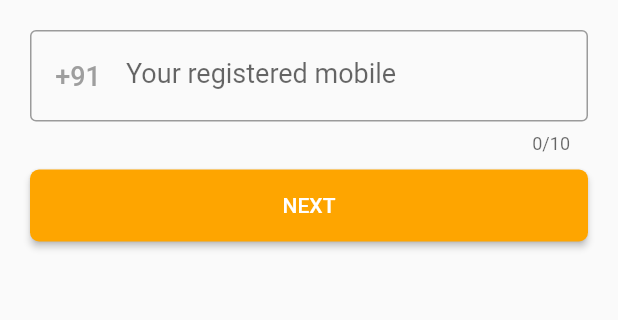
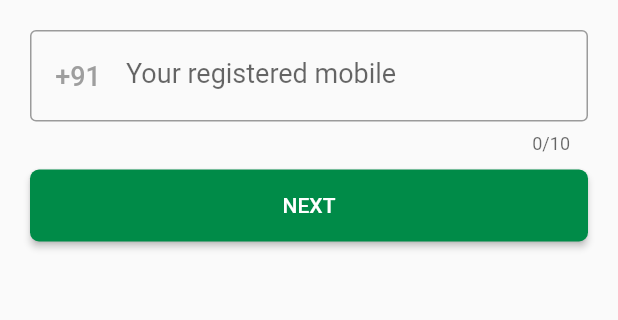
Before and after one commit to JayeshPatil18/Intern-1, a Flutter app: the screen it shows after launch, after a tap on "LOGIN", after a tap on "REGISTER", on a phone screen of 412 x 824 dp, the part 84-404 px from its top. Run offline on Flutter 3.47's test engine with Material 2 defaults, Android fonts, the phone set to English and light mode, and no system bars; drawn by our look-alikes of country_code_picker; network calls fail.

Commit message:
final commit

```diff
--- a/lib/constants/colors.dart
+++ b/lib/constants/colors.dart
@@ -1,7 +1,7 @@
 import 'package:flutter/material.dart';
 
 const primaryColor = Color(0xFFFFFFFF);
-const secondaryColor = Color(0xFFfea500);
+const secondaryColor = Color(0xFF008b48);
 const greyColor = Color(0xFF9d9d9d);
 const lightGreyColor = Color(0xFFe9e9e9);
-const cardColor = Color(0xFFfeeeb1);
+const cardColor = Color.fromARGB(255, 150, 233, 193);
--- a/lib/screens/login_screen.dart
+++ b/lib/screens/login_screen.dart
@@ -30,11 +30,7 @@ class _LoginScreenState extends State<LoginScreen> {
           child: Column(
             mainAxisAlignment: MainAxisAlignment.center,
             children: [
-              CircleAvatar(
-                backgroundImage: NetworkImage(
-                    'https://img.freepik.com/free-vector/bird-colorful-logo-gradient-vector_343694-1365.jpg'),
-                radius: 80,
-              ),
+              Image.asset('assets/images/swaastik_emii_logo.png', height: 200,),
               Text('Dev Associate',
                   style: TextStyle(
                       color: Colors.black,
--- a/pubspec.yaml
+++ b/pubspec.yaml
@@ -61,9 +61,8 @@ flutter:
   uses-material-design: true
 
   # To add assets to your application, add an assets section, like this:
-  # assets:
-  #   - images/a_dot_burr.jpeg
-  #   - images/a_dot_ham.jpeg
+  assets:
+    - assets/images/
 
   # An image asset can refer to one or more resolution-specific "variants", see
   # https://flutter.dev/assets-and-images/#resolution-aware
```
Also changed, not shown: assets/images/swaastik_emii_logo.png (added).
